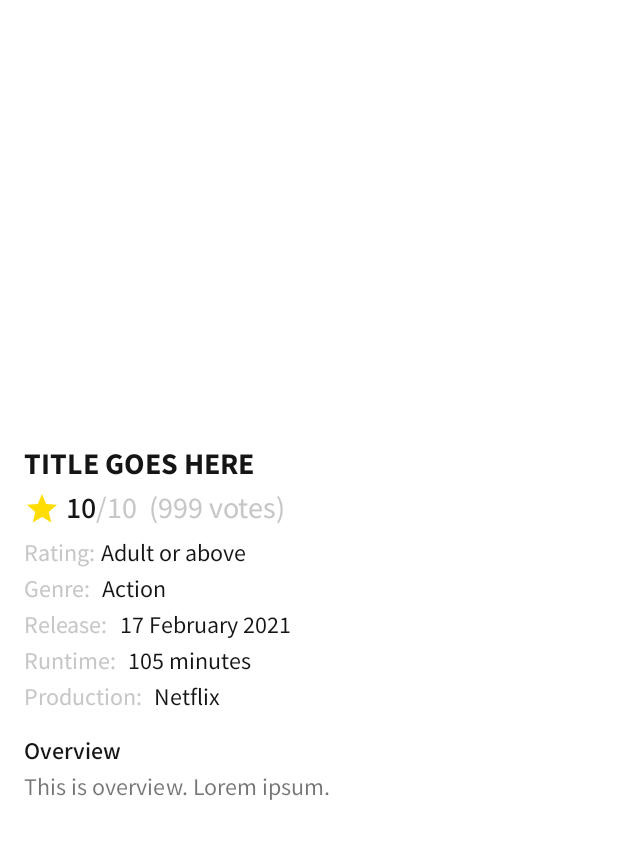
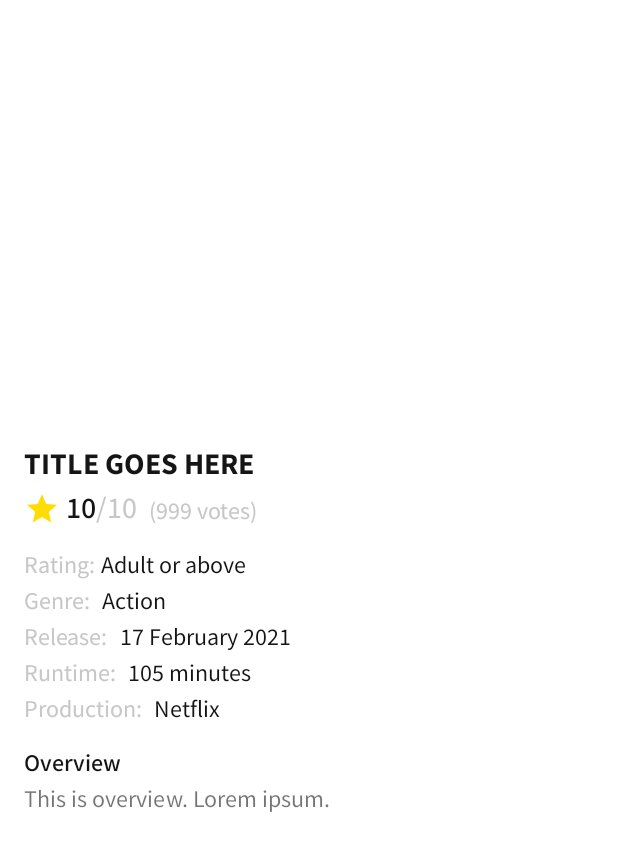
Before and after one commit to panjikrisnayasa/MovieTheaterApp, an Android app: the layout activity_detail.xml on its own in the app's theme, with its tools: preview values and no code run, on a phone screen of 412 x 824 dp. Shown: the top 851 px of the screen. Run offline under Robolectric (Android 15) with nearby library versions, the phone set to English and light mode, and no system bars.

Commit message:
adding app icon

```diff
--- a/app/src/main/res/layout/activity_detail.xml
+++ b/app/src/main/res/layout/activity_detail.xml
@@ -74,17 +74,16 @@
                 android:layout_marginStart="8dp"
                 android:fontFamily="@font/mada_regular"
                 android:textColor="@color/light_grey"
-                android:textSize="20sp"
+                android:textSize="16sp"
                 app:layout_constraintBottom_toBottomOf="@id/text_detail_vote_average"
                 app:layout_constraintStart_toEndOf="@id/text_detail_max_vote"
-                app:layout_constraintTop_toTopOf="@id/text_detail_vote_average"
                 tools:text="(999 votes)" />
 
             <TextView
                 android:id="@+id/text_detail_rating_label"
                 android:layout_width="wrap_content"
                 android:layout_height="wrap_content"
-                android:layout_marginTop="8dp"
+                android:layout_marginTop="16dp"
                 android:fontFamily="@font/mada_regular"
                 android:text="@string/item_movie_text_rating_label"
                 android:textColor="@color/light_grey"
--- a/app/src/main/res/mipmap-anydpi-v26/ic_launcher.xml
+++ b/app/src/main/res/mipmap-anydpi-v26/ic_launcher.xml
@@ -1,5 +1,5 @@
 <?xml version="1.0" encoding="utf-8"?>
 <adaptive-icon xmlns:android="http://schemas.android.com/apk/res/android">
-    <background android:drawable="@drawable/ic_launcher_background" />
-    <foreground android:drawable="@drawable/ic_launcher_foreground" />
+    <background android:drawable="@color/ic_app_logo_background"/>
+    <foreground android:drawable="@mipmap/ic_app_logo_foreground"/>
 </adaptive-icon>
--- a/app/src/main/res/mipmap-anydpi-v26/ic_launcher_round.xml
+++ b/app/src/main/res/mipmap-anydpi-v26/ic_launcher_round.xml
@@ -1,5 +1,5 @@
 <?xml version="1.0" encoding="utf-8"?>
 <adaptive-icon xmlns:android="http://schemas.android.com/apk/res/android">
-    <background android:drawable="@drawable/ic_launcher_background" />
-    <foreground android:drawable="@drawable/ic_launcher_foreground" />
+    <background android:drawable="@color/ic_app_logo_background"/>
+    <foreground android:drawable="@mipmap/ic_app_logo_foreground"/>
 </adaptive-icon>
--- /dev/null
+++ b/app/src/main/res/values/ic_app_logo_background.xml
@@ -0,0 +1,4 @@
+<?xml version="1.0" encoding="utf-8"?>
+<resources>
+    <color name="ic_app_logo_background">#0A0A0A</color>
+</resources>
```
Also changed, not shown: app/src/main/ic_launcher-playstore.png (added), app/src/main/res/mipmap-hdpi/ic_app_logo_foreground.png (added), app/src/main/res/mipmap-hdpi/ic_launcher.png, app/src/main/res/mipmap-hdpi/ic_launcher_round.png, app/src/main/res/mipmap-mdpi/ic_app_logo_foreground.png (added), app/src/main/res/mipmap-mdpi/ic_launcher.png, app/src/main/res/mipmap-mdpi/ic_launcher_round.png, app/src/main/res/mipmap-xhdpi/ic_app_logo_foreground.png (added), app/src/main/res/mipmap-xhdpi/ic_launcher.png, app/src/main/res/mipmap-xhdpi/ic_launcher_round.png, app/src/main/res/mipmap-xxhdpi/ic_app_logo_foreground.png (added), app/src/main/res/mipmap-xxhdpi/ic_launcher.png, app/src/main/res/mipmap-xxhdpi/ic_launcher_round.png, app/src/main/res/mipmap-xxxhdpi/ic_app_logo_foreground.png (added), 2 more files.
